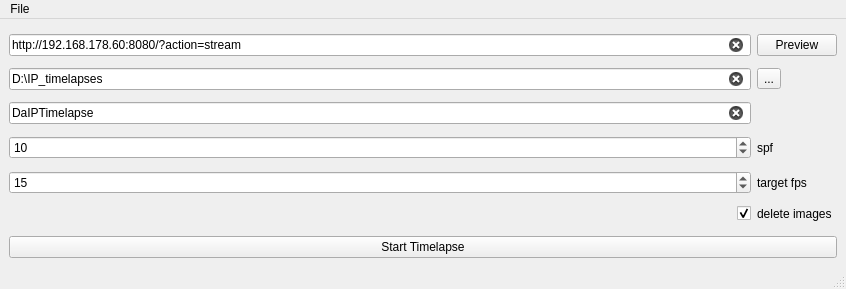
Above: ui/main.ui from CaptainDario/DaIPTimelapse before the change. Below: the same form after it.
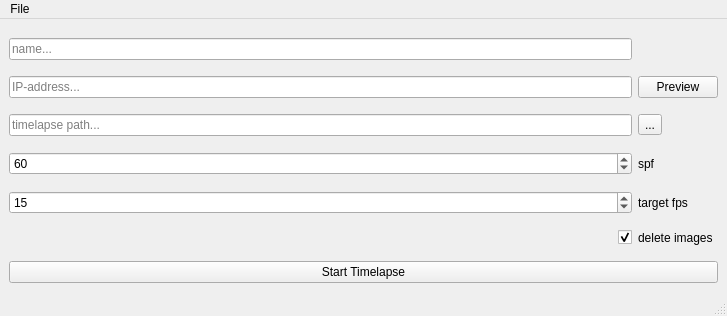
That is the form after the change.

Commit message: Increase font size for betterreadability

```diff
--- a/ui/main.ui
+++ b/ui/main.ui
@@ -6,10 +6,16 @@
    <rect>
     <x>0</x>
     <y>0</y>
-    <width>846</width>
-    <height>289</height>
+    <width>727</width>
+    <height>316</height>
    </rect>
   </property>
+  <property name="font">
+   <font>
+    <family>Segoe UI</family>
+    <pointsize>12</pointsize>
+   </font>
+  </property>
   <property name="windowTitle">
    <string>MainWindow</string>
   </property>
@@ -17,6 +23,12 @@
    <layout class="QGridLayout" name="gridLayout_2">
     <item row="4" column="0">
      <widget class="QPushButton" name="pushButton_start_timelapse">
+      <property name="font">
+       <font>
+        <family>Segoe UI</family>
+        <pointsize>9</pointsize>
+       </font>
+      </property>
       <property name="text">
        <string>Start Timelapse</string>
       </property>
@@ -24,27 +36,30 @@
     </item>
     <item row="0" column="0" rowspan="3">
      <layout class="QGridLayout" name="gridLayout_5">
-      <item row="3" column="0">
-       <widget class="QSpinBox" name="spinBox_time_till_next_image">
+      <item row="2" column="2">
+       <widget class="QToolButton" name="toolButton_timelapse_path">
+        <property name="font">
+         <font>
+          <family>Segoe UI</family>
+          <pointsize>9</pointsize>
+         </font>
+        </property>
         <property name="toolTip">
          <string>The seconds until a new image will be taken (seconds per frame).</string>
         </property>
-        <property name="minimum">
-         <number>1</number>
-        </property>
-        <property name="maximum">
-         <number>999999999</number>
-        </property>
-        <property name="singleStep">
-         <number>1</number>
-        </property>
-        <property name="value">
-         <number>10</number>
+        <property name="text">
+         <string>...</string>
         </property>
        </widget>
       </item>
-      <item row="3" column="2">
+      <item row="4" column="2">
        <widget class="QLabel" name="label_time_till_next_image">
+        <property name="font">
+         <font>
+          <family>Segoe UI</family>
+          <pointsize>9</pointsize>
+         </font>
+        </property>
         <property name="toolTip">
          <string>The seconds until a new image will be taken (seconds per frame).</string>
         </property>
@@ -53,18 +68,14 @@
         </property>
        </widget>
       </item>
-      <item row="4" column="2">
-       <widget class="QLabel" name="label_targetFPS">
-        <property name="toolTip">
-         <string>The fps of the rendered video.</string>
-        </property>
-        <property name="text">
-         <string>target fps</string>
-        </property>
-       </widget>
-      </item>
-      <item row="0" column="2">
+      <item row="1" column="2">
        <widget class="QPushButton" name="pushButton_preview">
+        <property name="font">
+         <font>
+          <family>Segoe UI</family>
+          <pointsize>9</pointsize>
+         </font>
+        </property>
         <property name="toolTip">
          <string>Preview the curent ip.</string>
         </property>
@@ -73,82 +84,14 @@
         </property>
        </widget>
       </item>
-      <item row="0" column="0">
-       <widget class="QLineEdit" name="lineEdit_IP_address">
-        <property name="toolTip">
-         <string>The ip address to take images from.</string>
-        </property>
-        <property name="text">
-         <string>http://192.168.178.60:8080/?action=stream</string>
-        </property>
-        <property name="placeholderText">
-         <string>IP-address...</string>
-        </property>
-        <property name="clearButtonEnabled">
-         <bool>true</bool>
-        </property>
-       </widget>
-      </item>
-      <item row="2" column="0">
-       <widget class="QLineEdit" name="lineEdit_name">
-        <property name="toolTip">
-         <string>The name of this timelapse.</string>
-        </property>
-        <property name="text">
-         <string>DaIPTimelapse</string>
-        </property>
-        <property name="placeholderText">
-         <string>name...</string>
-        </property>
-        <property name="clearButtonEnabled">
-         <bool>true</bool>
-        </property>
-       </widget>
-      </item>
-      <item row="1" column="0">
-       <widget class="QLineEdit" name="lineEdit_timelapse_path">
-        <property name="toolTip">
-         <string>The path where the time lapse should be saved.</string>
-        </property>
-        <property name="text">
-         <string>D:\IP_timelapses</string>
-        </property>
-        <property name="placeholderText">
-         <string>timelapse path...</string>
-        </property>
-        <property name="clearButtonEnabled">
-         <bool>true</bool>
-        </property>
-       </widget>
-      </item>
-      <item row="4" column="0">
-       <widget class="QSpinBox" name="spinBox_fps">
-        <property name="toolTip">
-         <string>The fps of the rendered video.</string>
-        </property>
-        <property name="minimum">
-         <number>1</number>
-        </property>
-        <property name="maximum">
-         <number>1000</number>
-        </property>
-        <property name="value">
-         <number>15</number>
-        </property>
-       </widget>
-      </item>
-      <item row="1" column="2">
-       <widget class="QToolButton" name="toolButton_timelapse_path">
-        <property name="toolTip">
-         <string>Select path in a file browser.</string>
-        </property>
-        <property name="text">
-         <string>...</string>
-        </property>
-       </widget>
-      </item>
-      <item row="5" column="2">
+      <item row="6" column="2">
        <widget class="QLabel" name="label_deleteImages">
+        <property name="font">
+         <font>
+          <family>Segoe UI</family>
+          <pointsize>9</pointsize>
+         </font>
+        </property>
         <property name="toolTip">
          <string>Should the images of the timelapse be deleted after rendering a video</string>
         </property>
@@ -158,7 +101,35 @@
        </widget>
       </item>
       <item row="5" column="0">
+       <widget class="QSpinBox" name="spinBox_fps">
+        <property name="font">
+         <font>
+          <family>Segoe UI</family>
+          <pointsize>9</pointsize>
+         </font>
+        </property>
+        <property name="toolTip">
+         <string>The fps of the rendered video.</string>
+        </property>
+        <property name="minimum">
+         <number>1</number>
+        </property>
+        <property name="maximum">
+         <number>1000</number>
+        </property>
+        <property name="value">
+         <number>15</number>
+        </property>
+       </widget>
+      </item>
+      <item row="6" column="0">
        <widget class="QCheckBox" name="checkBox_delete_images">
+        <property name="font">
+         <font>
+          <family>Segoe UI</family>
+          <pointsize>9</pointsize>
+         </font>
+        </property>
         <property name="toolTip">
          <string>Should the images of the timelapse be deleted after rendering a video.</string>
         </property>
@@ -173,6 +144,113 @@
         </property>
        </widget>
       </item>
+      <item row="5" column="2">
+       <widget class="QLabel" name="label_targetFPS">
+        <property name="font">
+         <font>
+          <family>Segoe UI</family>
+          <pointsize>9</pointsize>
+         </font>
+        </property>
+        <property name="toolTip">
+         <string>The fps of the rendered video.</string>
+        </property>
+        <property name="text">
+         <string>target fps</string>
+        </property>
+       </widget>
+      </item>
+      <item row="1" column="0">
+       <widget class="QLineEdit" name="lineEdit_IP_address">
+        <property name="font">
+         <font>
+          <family>Segoe UI</family>
+          <pointsize>9</pointsize>
+         </font>
+        </property>
+        <property name="toolTip">
+         <string>The ip address to take images from.</string>
+        </property>
+        <property name="text">
+         <string/>
+        </property>
+        <property name="placeholderText">
+         <string>IP-address...</string>
+        </property>
+        <property name="clearButtonEnabled">
+         <bool>true</bool>
+        </property>
+       </widget>
+      </item>
+      <item row="2" column="0">
+       <widget class="QLineEdit" name="lineEdit_timelapse_path">
+        <property name="font">
+         <font>
+          <family>Segoe UI</family>
+          <pointsize>9</pointsize>
+         </font>
+        </property>
+        <property name="toolTip">
+         <string>The path where the time lapse should be saved.</string>
+        </property>
+        <property name="text">
+         <string/>
+        </property>
+        <property name="placeholderText">
+         <string>timelapse path...</string>
+        </property>
+        <property name="clearButtonEnabled">
+         <bool>true</bool>
+        </property>
+       </widget>
+      </item>
+      <item row="4" column="0">
+       <widget class="QSpinBox" name="spinBox_time_till_next_image">
+        <property name="font">
+         <font>
+          <family>Segoe UI</family>
+          <pointsize>9</pointsize>
+         </font>
+        </property>
+        <property name="toolTip">
+         <string>The seconds until a new image will be taken (seconds per frame).</string>
+        </property>
+        <property name="minimum">
+         <number>1</number>
+        </property>
+        <property name="maximum">
+         <number>999999999</number>
+        </property>
+        <property name="singleStep">
+         <number>1</number>
+        </property>
+        <property name="value">
+         <number>60</number>
+        </property>
+       </widget>
+      </item>
+      <item row="0" column="0">
+       <widget class="QLineEdit" name="lineEdit_name">
+        <property name="font">
+         <font>
+          <family>Segoe UI</family>
+          <pointsize>9</pointsize>
+         </font>
+        </property>
+        <property name="toolTip">
+         <string>The name of this timelapse.</string>
+        </property>
+        <property name="text">
+         <string/>
+        </property>
+        <property name="placeholderText">
+         <string>name...</string>
+        </property>
+        <property name="clearButtonEnabled">
+         <bool>true</bool>
+        </property>
+       </widget>
+      </item>
      </layout>
     </item>
    </layout>
@@ -182,11 +260,23 @@
     <rect>
      <x>0</x>
      <y>0</y>
-     <width>846</width>
+     <width>727</width>
      <height>26</height>
     </rect>
    </property>
+   <property name="font">
+    <font>
+     <family>Segoe UI</family>
+     <pointsize>9</pointsize>
+    </font>
+   </property>
    <widget class="QMenu" name="menuFile">
+    <property name="font">
+     <font>
+      <family>Segoe UI</family>
+      <pointsize>9</pointsize>
+     </font>
+    </property>
     <property name="title">
      <string>File</string>
     </property>
```
Left out of the diff: 55 changed lines with no effect on the pictures.
